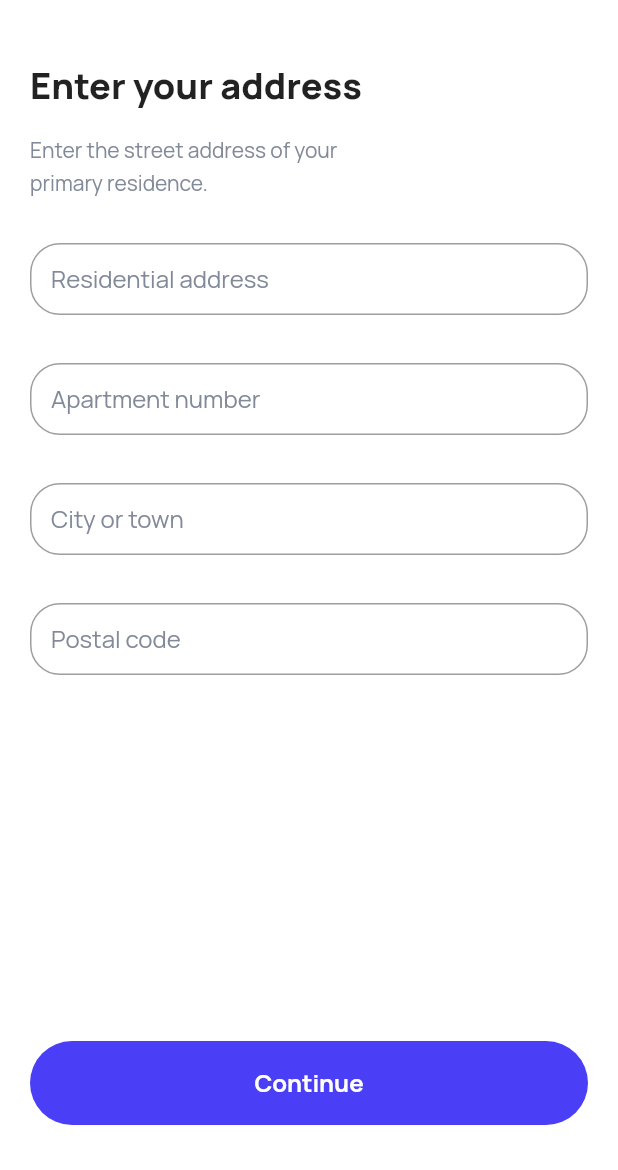
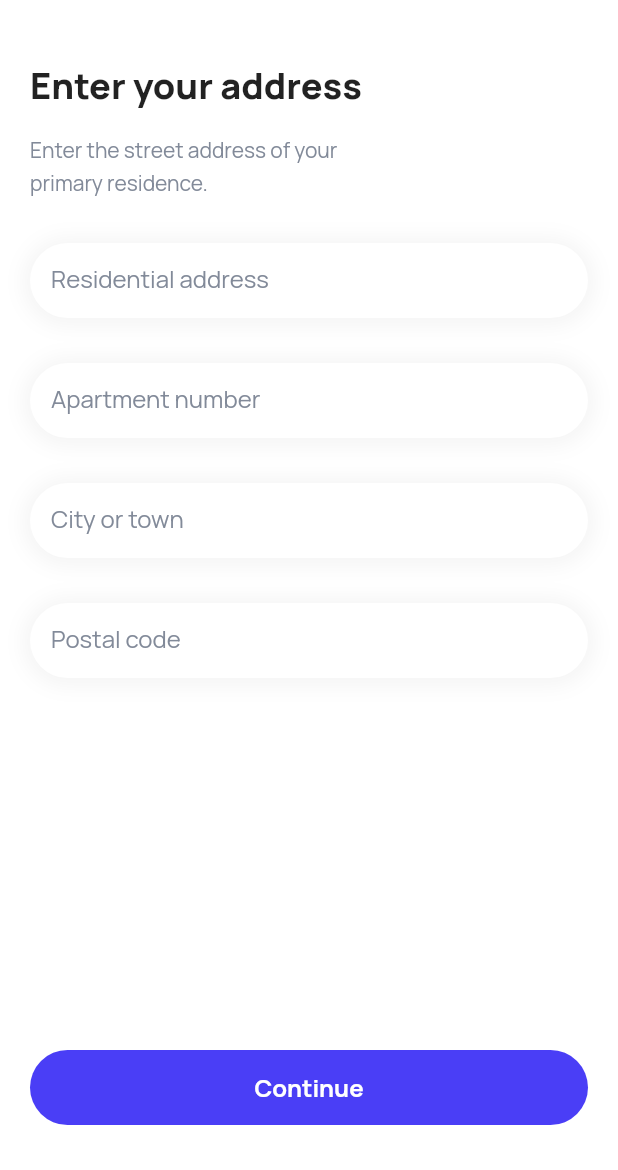
Before and after one commit to Ittouchlimited/iWealth_ui_Fluttermaster01, a Flutter app: the AddressScreen screen opened directly, on a phone screen of 412 x 824 dp, the part 66-1236 px from its top. Run offline on Flutter 3.47's test engine with Material 2 defaults, Android fonts, the phone set to English and light mode, and no system bars; our stand-ins replace flutter_svg, get, google_fonts; missing offline and left inert: country_pickers.

Commit message:
textbox done

```diff
--- a/lib/widget/custom_button.dart
+++ b/lib/widget/custom_button.dart
@@ -23,7 +23,7 @@ class CustomButton extends StatelessWidget {
         onTap();
       },
       child: Container(
-        height: 56,
+        height: 50,
         width: Get.width,
         decoration: BoxDecoration(
           borderRadius: BorderRadius.circular(28),
--- a/lib/widget/custom_textfiled.dart
+++ b/lib/widget/custom_textfiled.dart
@@ -1,9 +1,7 @@
 // ignore_for_file: unnecessary_null_in_if_null_operators
 
-import 'package:coinspace/config/images.dart';
 import 'package:coinspace/config/textstyle.dart';
 import 'package:flutter/material.dart';
-import 'package:get/get.dart';
 
 class CustomTextField extends StatelessWidget {
   final String? hintText;
@@ -27,16 +25,18 @@ class CustomTextField extends StatelessWidget {
   Widget build(BuildContext context) {
     return Container(
       height: 50,
-      // decoration: BoxDecoration(
-      //   color: Theme.of(context).appBarTheme.backgroundColor,
-      //   image: DecorationImage(
-      //     image: AssetImage(
-      //       AppTheme.isLightTheme == true
-      //           ? DefaultImages.borderBG
-      //           : DefaultImages.darkInput,
-      //     ),
-      //   ),
-      // ),
+      decoration: BoxDecoration(
+        color: Theme.of(context).appBarTheme.backgroundColor,
+        borderRadius: BorderRadius.circular(30),
+        boxShadow: [
+          BoxShadow(
+            color: Colors.grey.withOpacity(0.1),
+            spreadRadius: 5,
+            blurRadius: 10,
+            offset: const Offset(0, 1),
+          ),
+        ],
+      ),
       child: TextFormField(
         keyboardType: inputType,
         obscureText: isObsecure,
@@ -47,8 +47,7 @@ class CustomTextField extends StatelessWidget {
             ),
         decoration: InputDecoration(
           contentPadding: const EdgeInsets.only(top: 13, left: 14, right: 14),
-          // border: InputBorder.none,
-          border: OutlineInputBorder(borderRadius: BorderRadius.circular(20)),
+          border: InputBorder.none,
           suffixIcon: sufix ?? const SizedBox(),
           prefixIcon: prefix ?? null,
           hintText: hintText,
```
